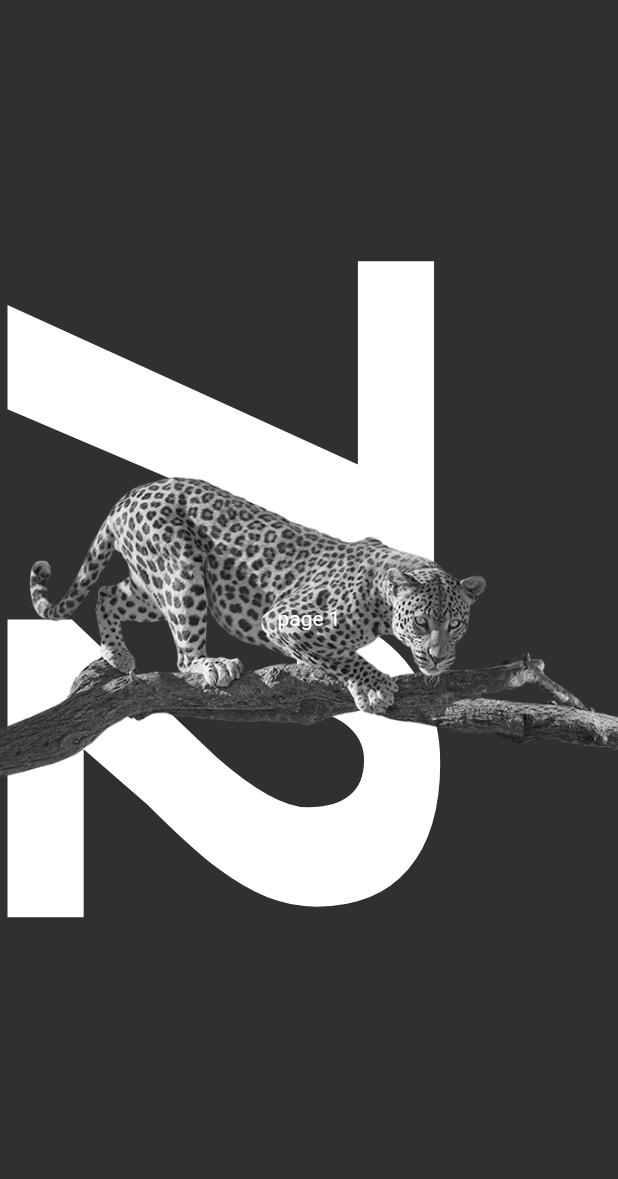
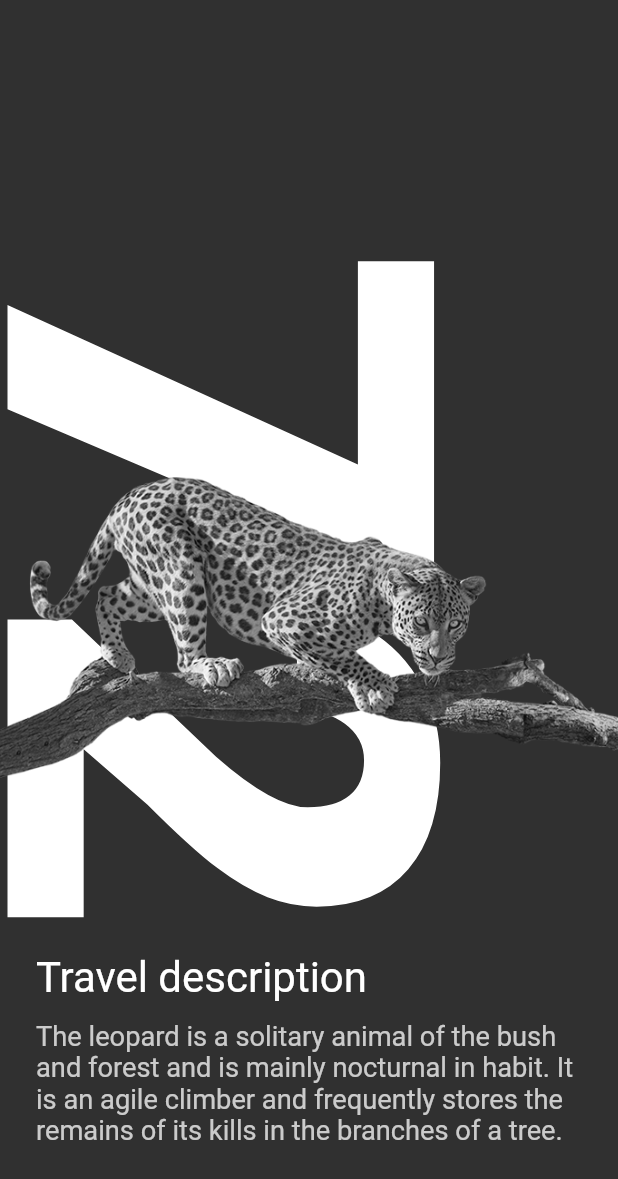
Before and after one commit to loctt-executionlab/animation_practice, a Flutter app: the screen it shows after launch, on a phone screen of 412 x 824 dp. Shown: the top 1179 px of the screen. Run offline on Flutter 3.47's test engine with Material 2 defaults, Android fonts, the phone set to English and light mode, and no system bars; our stand-ins replace flutter_hooks, flutter_riverpod, hooks_riverpod.

Commit message:
clean up screen3

```diff
--- /dev/null
+++ b/lib/screen3/data/provider.dart
@@ -0,0 +1,27 @@
+import 'package:flutter/material.dart';
+import 'package:flutter_riverpod/flutter_riverpod.dart';
+
+final offsetProvider = ChangeNotifierProvider<OffsetNotifier>((ref) {
+  return OffsetNotifier(ref.watch(pageControllerProvider));
+});
+
+final pageControllerProvider = Provider<PageController>((ref) {
+  return PageController();
+});
+
+class OffsetNotifier extends ChangeNotifier {
+  double _offset = 0;
+  double _page = 0;
+
+  OffsetNotifier(PageController pageController) {
+    pageController.addListener(() {
+      _offset = pageController.offset;
+      _page = pageController.page ?? 0;
+      notifyListeners();
+    });
+  }
+
+  double get offset => _offset;
+
+  double get page => _page;
+}
--- /dev/null
+++ b/lib/screen3/data/static.dart
@@ -0,0 +1,2 @@
+const leopardContent =
+    'The leopard is a solitary animal of the bush and forest and is mainly nocturnal in habit. It is an agile climber and frequently stores the remains of its kills in the branches of a tree.';
--- a/lib/screen3/screen3.dart
+++ b/lib/screen3/screen3.dart
@@ -1,34 +1,11 @@
-import 'package:animation_practice/screen3/circle_paint.dart';
+import 'package:animation_practice/screen3/data/provider.dart';
+import 'package:animation_practice/screen3/data/static.dart';
+import 'package:animation_practice/screen3/widgets/animated_background.dart';
 import 'package:flutter/material.dart';
 import 'package:hooks_riverpod/hooks_riverpod.dart';
 
 // KEYNOTES:
 // challenge: PageController has to be first attatched to obtain value (for animation)
-
-final offsetProvider = ChangeNotifierProvider<OffsetNotifier>((ref) {
-  return OffsetNotifier(ref.watch(pageControllerProvider));
-});
-
-final pageControllerProvider = Provider<PageController>((ref) {
-  return PageController();
-});
-
-class OffsetNotifier extends ChangeNotifier {
-  double _offset = 0;
-  double _page = 0;
-
-  OffsetNotifier(PageController pageController) {
-    pageController.addListener(() {
-      _offset = pageController.offset;
-      _page = pageController.page ?? 0;
-      notifyListeners();
-    });
-  }
-
-  double get offset => _offset;
-
-  double get page => _page;
-}
 
 class Screen3 extends HookConsumerWidget {
   const Screen3({super.key});
@@ -38,75 +15,58 @@ class Screen3 extends HookConsumerWidget {
     final pageController = ref.watch(pageControllerProvider);
 
     final size = MediaQuery.of(context).size;
+
     return Scaffold(
       body: Stack(
         children: [
-          AnimatedBuilder(
-            animation: pageController,
-            builder: (_, __) {
-              final aniDelay = size.width * 0.64;
-
-              final offset = ref.watch(offsetProvider).offset;
-
-              return Stack(
-                children: [
-                  Transform.translate(
-                    offset: Offset(-offset * 2 - 36, 164),
-                    child: const RotatedBox(
-                      quarterTurns: 1,
-                      child: Text(
-                        '72',
-                        textAlign: TextAlign.start,
-                        style: TextStyle(
-                            fontSize: 400, fontWeight: FontWeight.w800),
-                      ),
-                    ),
-                  ),
-                  Transform.translate(
-                    offset: Offset(-offset * .8 + size.width * 1.3, 400),
-                    child: Circle(
-                      circleSize:
-                          ((offset - aniDelay) / (size.width - aniDelay)) * 164,
-                    ),
-                  ),
-                  Transform.translate(
-                    offset: Offset(-offset * .8, 360),
-                    child: Stack(
-                      children: [
-                        Transform.scale(
-                            scale: 1.5,
-                            alignment: Alignment.centerLeft,
-                            child: Image.asset('assets/leopard.png')),
-                      ],
-                    ),
-                  ),
-                  AnimatedBuilder(
-                      animation: pageController,
-                      builder: (_, __) {
-                        return Transform.translate(
-                          offset: Offset(-offset * .8 + size.width + 48, 236),
-                          child: Transform.scale(
-                              scale: 0.75,
-                              alignment: Alignment.centerLeft,
-                              child: Image.asset(
-                                'assets/vulture.png',
-                              )),
-                        );
-                      }),
-                ],
-              );
-            },
-          ),
+          const AnimatedBackground(),
           PageView(
             controller: pageController,
             children: [
-              Builder(builder: (context) {
-                return Container(
-                  child: Center(child: Text('page 1')),
-                );
-              }),
+              Padding(
+                padding: const EdgeInsets.all(24.0),
+                child: AnimatedBuilder(
+                    animation: pageController,
+                    builder: (context, widget) {
+                      const scaleFactor = 2; // this indicate speed
+                      final offsetFraction = 1 -
+                          (pageController.offset * scaleFactor / size.width);
+                      final double opacity = offsetFraction.clamp(0, 1);
+                      return Column(
+                        crossAxisAlignment: CrossAxisAlignment.start,
+                        children: [
+                          const Spacer(),
+                          Text(
+                            'Travel description',
+                            style: TextStyle(
+                                color: Theme.of(context)
+                                    .colorScheme
+                                    .onBackground
+                                    .withOpacity(opacity)),
+                            textScaleFactor: 2.0,
+                          ),
+                          const SizedBox(
+                            height: 12,
+                          ),
+                          Text(
+                            leopardContent,
+                            textScaleFactor: 1.3,
+                            style: TextStyle(
+                                color: Theme.of(context)
+                                    .colorScheme
+                                    .onBackground
+                                    .withOpacity(opacity * 0.75)),
+                          ),
+                          const SizedBox(height: 36),
+                        ],
+                      );
+                    }),
+              ),
               Container(
                 child: Center(child: Text('page 2')),
+              ),
+              Container(
+                child: Center(child: Text('page 3')),
               ),
             ],
           ),
--- /dev/null
+++ b/lib/screen3/widgets/animated_background copy.dart
@@ -0,0 +1,71 @@
+import 'package:animation_practice/screen3/circle_paint.dart';
+import 'package:animation_practice/screen3/data/provider.dart';
+import 'package:flutter/material.dart';
+import 'package:hooks_riverpod/hooks_riverpod.dart';
+
+class AnimatedBackground extends ConsumerWidget {
+  const AnimatedBackground({
+    Key? key,
+  }) : super(key: key);
+
+  @override
+  Widget build(context, ref) {
+    final size = MediaQuery.of(context).size;
+    final pageController = ref.watch(pageControllerProvider);
+    return AnimatedBuilder(
+      animation: pageController,
+      builder: (_, __) {
+        final aniDelay = size.width * 0.64;
+
+        final offset = ref.watch(offsetProvider).offset;
+
+        return Stack(
+          children: [
+            Transform.translate(
+              offset: Offset(-offset * 2 - 36, 164),
+              child: const RotatedBox(
+                quarterTurns: 1,
+                child: Text(
+                  '72',
+                  textAlign: TextAlign.start,
+                  style: TextStyle(fontSize: 400, fontWeight: FontWeight.w800),
+                ),
+              ),
+            ),
+            Transform.translate(
+              offset: Offset(-offset * .8 + size.width * 1.3, 400),
+              child: Circle(
+                circleSize:
+                    ((offset - aniDelay) / (size.width - aniDelay)) * 164,
+              ),
+            ),
+            Transform.translate(
+              offset: Offset(-offset * .8, 360),
+              child: Stack(
+                children: [
+                  Transform.scale(
+                      scale: 1.5,
+                      alignment: Alignment.centerLeft,
+                      child: Image.asset('assets/leopard.png')),
+                ],
+              ),
+            ),
+            AnimatedBuilder(
+                animation: pageController,
+                builder: (_, __) {
+                  return Transform.translate(
+                    offset: Offset(-offset * .8 + size.width + 48, 236),
+                    child: Transform.scale(
+                        scale: 0.75,
+                        alignment: Alignment.centerLeft,
+                        child: Image.asset(
+                          'assets/vulture.png',
+                        )),
+                  );
+                }),
+          ],
+        );
+      },
+    );
+  }
+}
--- /dev/null
+++ b/lib/screen3/widgets/animated_background.dart
@@ -0,0 +1,70 @@
+import 'package:animation_practice/screen3/circle_paint.dart';
+import 'package:animation_practice/screen3/data/provider.dart';
+import 'package:flutter/material.dart';
+import 'package:hooks_riverpod/hooks_riverpod.dart';
+
+class AnimatedBackground extends ConsumerWidget {
+  const AnimatedBackground({
+    Key? key,
+  }) : super(key: key);
+
+  @override
+  Widget build(context, ref) {
+    final size = MediaQuery.of(context).size;
+    final pageController = ref.watch(pageControllerProvider);
+    return AnimatedBuilder(
+      animation: pageController,
+      builder: (_, __) {
+        final aniDelay = size.width * 0.64;
+        final offset = ref.watch(offsetProvider).offset;
+
+        return Stack(
+          children: [
+            Transform.translate(
+              offset: Offset(-offset * 2 - 36, 164),
+              child: const RotatedBox(
+                quarterTurns: 1,
+                child: Text(
+                  '72',
+                  textAlign: TextAlign.start,
+                  style: TextStyle(fontSize: 400, fontWeight: FontWeight.w800),
+                ),
+              ),
+            ),
+            Transform.translate(
+              offset: Offset(-offset * .8 + size.width * 1.3, 400),
+              child: Circle(
+                circleSize:
+                    ((offset - aniDelay) / (size.width - aniDelay)) * 164,
+              ),
+            ),
+            Transform.translate(
+              offset: Offset(-offset * .8, 360),
+              child: Stack(
+                children: [
+                  Transform.scale(
+                      scale: 1.5,
+                      alignment: Alignment.centerLeft,
+                      child: Image.asset('assets/leopard.png')),
+                ],
+              ),
+            ),
+            AnimatedBuilder(
+                animation: pageController,
+                builder: (_, __) {
+                  return Transform.translate(
+                    offset: Offset(-offset * .8 + size.width + 48, 236),
+                    child: Transform.scale(
+                        scale: 0.75,
+                        alignment: Alignment.centerLeft,
+                        child: Image.asset(
+                          'assets/vulture.png',
+                        )),
+                  );
+                }),
+          ],
+        );
+      },
+    );
+  }
+}
```
